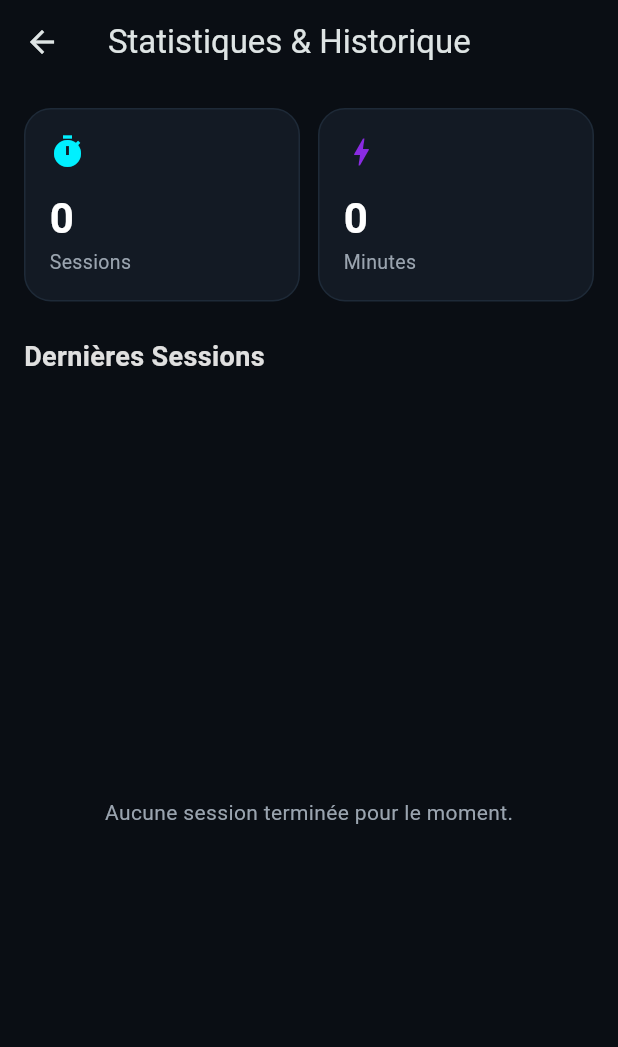
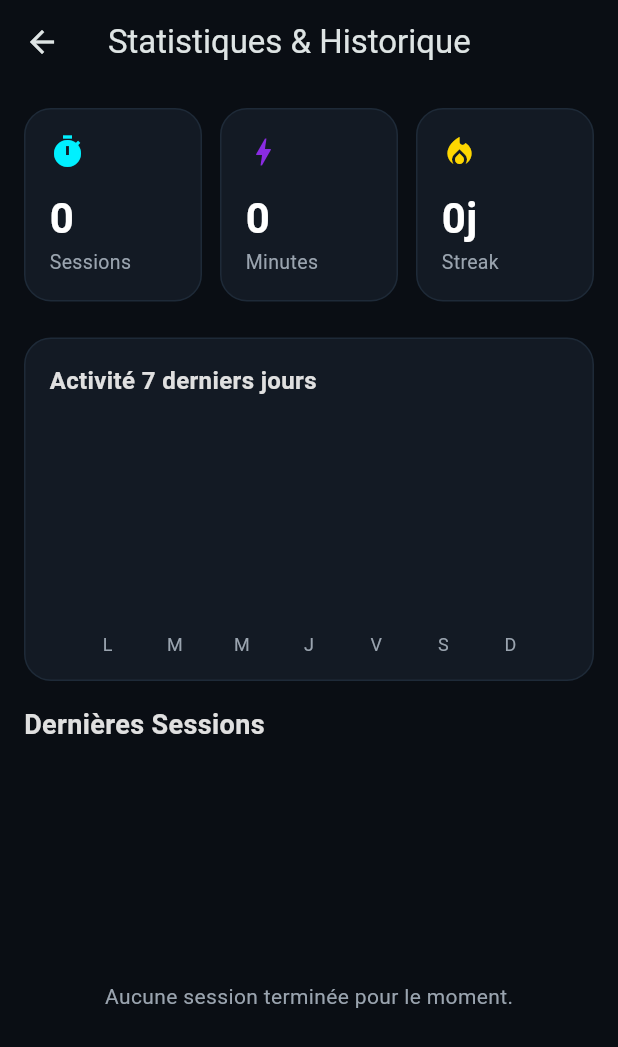
Before and after one commit to AfifBen/trio, a Flutter app: the StatsScreen screen opened directly, on a phone screen of 412 x 824 dp. Shown: the top 1047 px of the screen. Run offline on Flutter 3.47's test engine with Material 3 defaults, Android fonts, the phone set to English and light mode, and no system bars; drawn by our look-alikes of fl_chart; our stand-ins replace shared_preferences, speech_to_text; accounts and stored records are empty.

Commit message:
Add weekly chart and streak stats

```diff
--- a/lib/models/trio_state.dart
+++ b/lib/models/trio_state.dart
@@ -53,11 +53,50 @@ class TrioState extends ChangeNotifier {
 
   // Statistiques calculées
   int get totalMinutes => _sessions.fold(0, (sum, s) => sum + s.durationMinutes);
-  int get sessionsToday => _sessions.where((s) =>
-    s.timestamp.year == DateTime.now().year &&
-    s.timestamp.month == DateTime.now().month &&
-    s.timestamp.day == DateTime.now().day
-  ).length;
+
+  int get sessionsToday => _sessions.where((s) => _isSameDay(s.timestamp, DateTime.now())).length;
+
+  int get streakDays {
+    if (_sessions.isEmpty) return 0;
+    final sessionDays = _sessions
+        .map((s) => _dayOnly(s.timestamp))
+        .toSet()
+        .toList()
+      ..sort((a, b) => b.compareTo(a));
+
+    int streak = 0;
+    DateTime cursor = _dayOnly(DateTime.now());
+    for (final day in sessionDays) {
+      if (day == cursor) {
+        streak += 1;
+        cursor = cursor.subtract(const Duration(days: 1));
+      } else if (day.isAfter(cursor)) {
+        continue;
+      } else {
+        break;
+      }
+    }
+    return streak;
+  }
+
+  List<int> last7DaysSessions() {
+    final today = _dayOnly(DateTime.now());
+    final counts = List<int>.filled(7, 0);
+
+    for (final session in _sessions) {
+      final day = _dayOnly(session.timestamp);
+      final diff = today.difference(day).inDays;
+      if (diff >= 0 && diff < 7) {
+        counts[6 - diff] += 1; // oldest -> newest
+      }
+    }
+    return counts;
+  }
+
+  bool _isSameDay(DateTime a, DateTime b) =>
+      a.year == b.year && a.month == b.month && a.day == b.day;
+
+  DateTime _dayOnly(DateTime dt) => DateTime(dt.year, dt.month, dt.day);
 
   Future<void> load() async {
     if (_loaded) return;
--- a/lib/screens/stats_screen.dart
+++ b/lib/screens/stats_screen.dart
@@ -1,5 +1,6 @@
 import 'package:flutter/material.dart';
 import 'package:provider/provider.dart';
+import 'package:fl_chart/fl_chart.dart';
 import '../models/trio_state.dart';
 
 class StatsScreen extends StatelessWidget {
@@ -10,6 +11,7 @@ class StatsScreen extends StatelessWidget {
     return Consumer<TrioState>(
       builder: (context, state, _) {
         final sessions = state.sessions.reversed.toList();
+        final weekly = state.last7DaysSessions();
 
         return Scaffold(
           backgroundColor: const Color(0xFF0A0E14),
@@ -39,8 +41,22 @@ class StatsScreen extends StatelessWidget {
                         Icons.bolt,
                         const Color(0xFF8A2BE2),
                       ),
+                      const SizedBox(width: 12),
+                      _buildStatCard(
+                        'Streak',
+                        '${state.streakDays}j',
+                        Icons.local_fire_department,
+                        const Color(0xFFFFD700),
+                      ),
                     ],
                   ),
+                ),
+              ),
+
+              SliverToBoxAdapter(
+                child: Padding(
+                  padding: const EdgeInsets.symmetric(horizontal: 16, vertical: 8),
+                  child: _WeeklyChart(weekly: weekly),
                 ),
               ),
 
@@ -161,3 +177,80 @@ class StatsScreen extends StatelessWidget {
     );
   }
 }
+
+class _WeeklyChart extends StatelessWidget {
+  final List<int> weekly;
+
+  const _WeeklyChart({required this.weekly});
+
+  @override
+  Widget build(BuildContext context) {
+    final maxVal = weekly.isEmpty ? 1 : weekly.reduce((a, b) => a > b ? a : b);
+
+    return Container(
+      padding: const EdgeInsets.all(16),
+      decoration: BoxDecoration(
+        color: const Color(0xFF131A24),
+        borderRadius: BorderRadius.circular(18),
+        border: Border.all(color: const Color(0xFF1E2A38)),
+      ),
+      child: Column(
+        crossAxisAlignment: CrossAxisAlignment.start,
+        children: [
+          const Text(
+            'Activité 7 derniers jours',
+            style: TextStyle(
+              fontSize: 16,
+              fontWeight: FontWeight.bold,
+              color: Color(0xFFE0E0E0),
+            ),
+          ),
+          const SizedBox(height: 12),
+          SizedBox(
+            height: 160,
+            child: BarChart(
+              BarChartData(
+                gridData: FlGridData(show: false),
+                borderData: FlBorderData(show: false),
+                titlesData: FlTitlesData(
+                  leftTitles: AxisTitles(sideTitles: SideTitles(showTitles: false)),
+                  rightTitles: AxisTitles(sideTitles: SideTitles(showTitles: false)),
+                  topTitles: AxisTitles(sideTitles: SideTitles(showTitles: false)),
+                  bottomTitles: AxisTitles(
+                    sideTitles: SideTitles(
+                      showTitles: true,
+                      getTitlesWidget: (value, meta) {
+                        const labels = ['L', 'M', 'M', 'J', 'V', 'S', 'D'];
+                        return Padding(
+                          padding: const EdgeInsets.only(top: 6),
+                          child: Text(
+                            labels[value.toInt() % 7],
+                            style: const TextStyle(color: Color(0xFF9AA4AF), fontSize: 12),
+                          ),
+                        );
+                      },
+                    ),
+                  ),
+                ),
+                barGroups: List.generate(7, (index) {
+                  return BarChartGroupData(
+                    x: index,
+                    barRods: [
+                      BarChartRodData(
+                        toY: weekly[index].toDouble(),
+                        width: 12,
+                        color: const Color(0xFF00F0FF),
+                        borderRadius: BorderRadius.circular(6),
+                      ),
+                    ],
+                  );
+                }),
+                maxY: (maxVal + 1).toDouble(),
+              ),
+            ),
+          ),
+        ],
+      ),
+    );
+  }
+}
--- a/pubspec.yaml
+++ b/pubspec.yaml
@@ -38,6 +38,7 @@ dependencies:
   shared_preferences: ^2.5.4
   confetti: ^0.8.0
   speech_to_text: ^7.3.0
+  fl_chart: ^1.1.1
 
 dev_dependencies:
   flutter_test:
```
Also changed, not shown: pubspec.lock.
